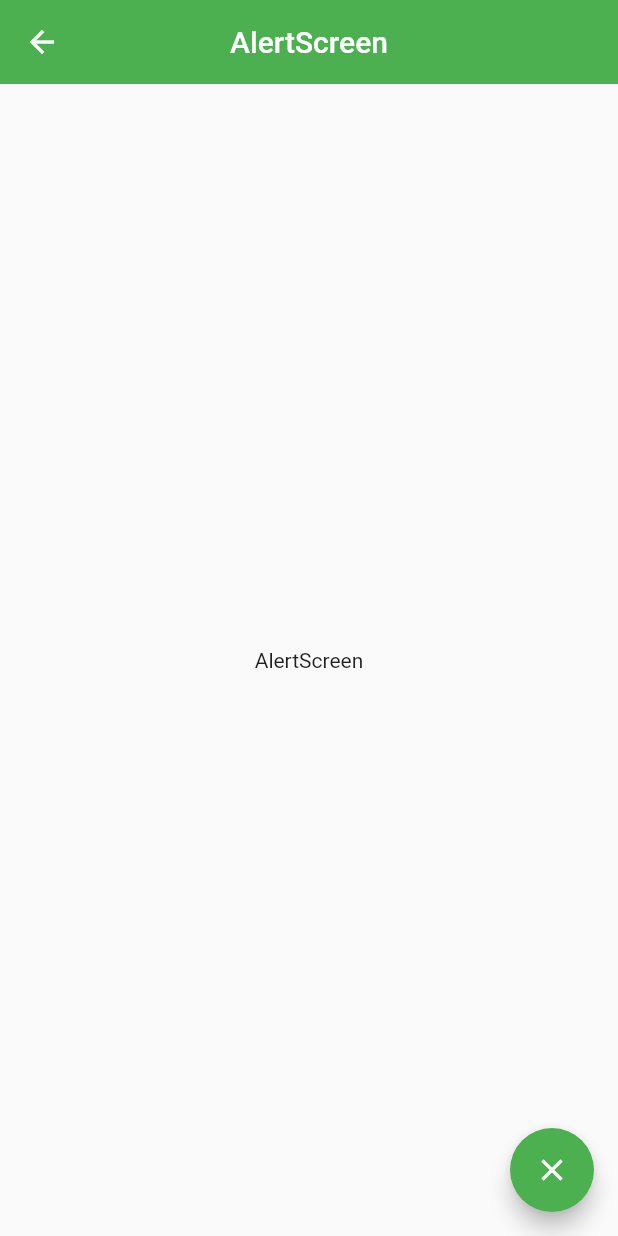
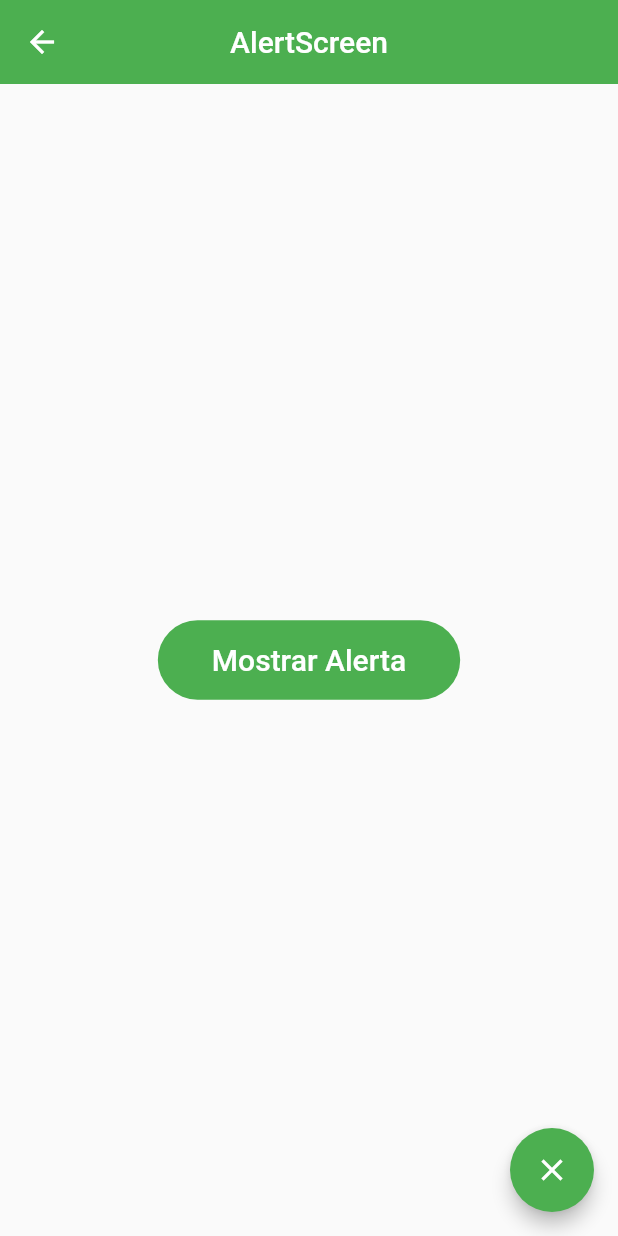
Before and after one commit to AlvaroBishop/widgets-display-Flutter, a Flutter app: the AlertScreen screen opened by its route, on a phone screen of 412 x 824 dp. Run offline on Flutter 3.47's test engine with Material 2 defaults, Android fonts, the phone set to English and light mode, and no system bars.

Commit message:
alert screen buttons

```diff
--- a/lib/screens/alert_screen.dart
+++ b/lib/screens/alert_screen.dart
@@ -8,13 +8,26 @@ class AlertScreen extends StatelessWidget {
     return  Scaffold(
       appBar: AppBar(title: Text('AlertScreen'),),
       body: Center(
-        child: Text('AlertScreen'),
+        child: ElevatedButton(
+          // style: ElevatedButton.styleFrom(
+          //   backgroundColor: Colors.indigo,
+          //   shape: const StadiumBorder(),
+          //   elevation: 0
+          // ),
+          child: Padding(
+            padding: const EdgeInsets.symmetric(horizontal: 20, vertical: 15),
+            child: const Text('Mostrar Alerta', style: TextStyle( fontSize: 20 ),),
+          ),
+          onPressed: () {
+
+        },),
       ),
       floatingActionButton: FloatingActionButton(
         onPressed: () {
 
         },
         child: const Icon( Icons.close ),
+        backgroundColor: Colors.green,
       ),
     );
   }
--- a/lib/theme/app_theme.dart
+++ b/lib/theme/app_theme.dart
@@ -22,7 +22,17 @@ class AppTheme {
 
         // FloatingActionsButtons
         floatingActionButtonTheme: const FloatingActionButtonThemeData(
-          backgroundColor: primary
+          backgroundColor: primary,
+          elevation: 5,
+        ),
+
+        // ElevatedButtons
+        elevatedButtonTheme: ElevatedButtonThemeData(
+          style: ElevatedButton.styleFrom(
+            backgroundColor: primary,
+            shape: const StadiumBorder(),
+            elevation: 0
+          ),
         )
 
       );
```
